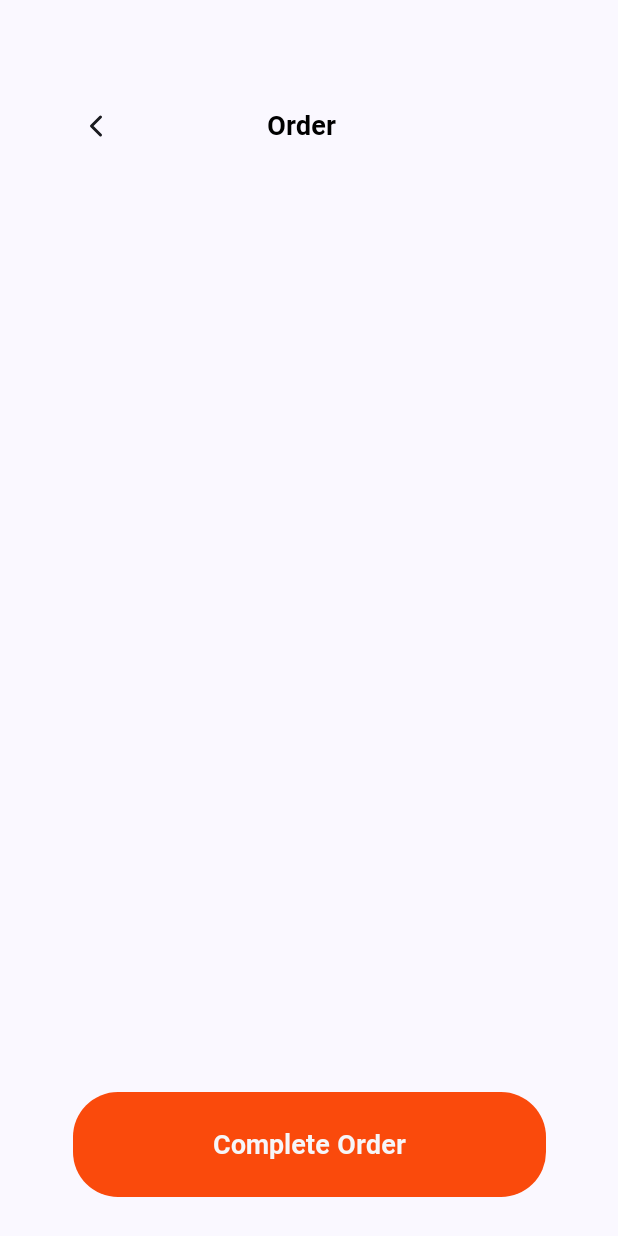
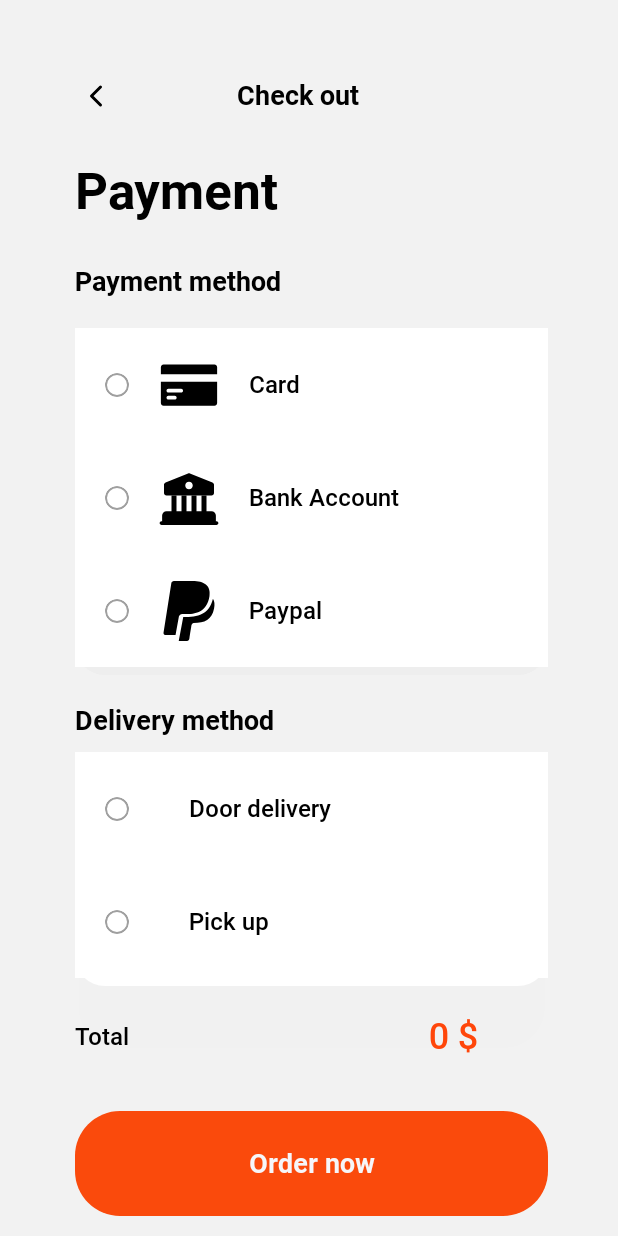
Before and after one commit to h4ckerzz/Fooddy, an Android app built with Jetpack Compose: the OderScreen screen opened through its navigation route, after a tap on "Complete Order", on a phone screen of 412 x 824 dp. Run offline under Robolectric (Android 15) with nearby library versions, the phone set to English and light mode, and no system bars.

Commit message:
add checkour screen

```diff
--- a/app/src/main/java/com/example/fooddy/FoodyApp.kt
+++ b/app/src/main/java/com/example/fooddy/FoodyApp.kt
@@ -5,6 +5,7 @@ import androidx.navigation.NavController
 import androidx.navigation.compose.NavHost
 import androidx.navigation.compose.composable
 import androidx.navigation.compose.rememberNavController
+import com.example.fooddy.screen.CheckOutScreen
 import com.example.fooddy.screen.FavouriteScreen
 import com.example.fooddy.screen.HomeScreen
 import com.example.fooddy.screen.LoginScreen
@@ -18,7 +19,8 @@ enum class FooddyScreen {
     HOME,
     FAVOURITE,
     PROFILE,
-    ORDER
+    ORDER,
+    CHECKOUT
 
 }
 @Composable
@@ -43,6 +45,9 @@ fun FooddyApp() {
         composable(FooddyScreen.ORDER.name) {
             OderScreen(navController = navController)
         }
+        composable(FooddyScreen.CHECKOUT.name) {
+            CheckOutScreen(navController = navController )
+        }
     }
 
 }
--- a/app/src/main/java/com/example/fooddy/data/LocalFoodDataProvider.kt
+++ b/app/src/main/java/com/example/fooddy/data/LocalFoodDataProvider.kt
@@ -5,39 +5,93 @@ import com.example.fooddy.model.Food
 
 object LocalFoodDataProvider {
     val defaultFood = getFoodData()[0]
-    fun getFoodData() : List<Food> {
+    fun getFoodData(): List<Food> {
         return listOf(
-            Food(imageResId = R.drawable.tomato, nameFoodId = R.string.veggie_tomato_mix, price = 5  ),
-            Food(imageResId = R.drawable.fried_chicken, nameFoodId = R.string.fried_chicken, price = 10 ),
-            Food(imageResId = R.drawable.fried_chicken, nameFoodId = R.string.fried_chicken, price = 10 ),
-            Food(imageResId = R.drawable.fried_chicken, nameFoodId = R.string.fried_chicken, price = 10 ),
-            Food(imageResId = R.drawable.fried_chicken, nameFoodId = R.string.fried_chicken, price = 10 ),
-            Food(imageResId = R.drawable.fried_chicken, nameFoodId = R.string.fried_chicken, price = 10 ),
-            Food(imageResId = R.drawable.fried_chicken, nameFoodId = R.string.fried_chicken, price = 10 ),
-            Food(imageResId = R.drawable.fried_chicken, nameFoodId = R.string.fried_chicken, price = 10 ),
-            Food(imageResId = R.drawable.fried_chicken, nameFoodId = R.string.fried_chicken, price = 10 ),
-            Food(imageResId = R.drawable.fried_chicken, nameFoodId = R.string.fried_chicken, price = 10 ),
+            Food(
+                imageResId = R.drawable.tomato,
+                nameFoodId = R.string.veggie_tomato_mix,
+                price = 5
+            ),
+            Food(
+                imageResId = R.drawable.fried_chicken,
+                nameFoodId = R.string.fried_chicken,
+                price = 10
+            ),
+            Food(
+                imageResId = R.drawable.fried_chicken,
+                nameFoodId = R.string.fried_chicken,
+                price = 10
+            ),
+            Food(
+                imageResId = R.drawable.fried_chicken,
+                nameFoodId = R.string.fried_chicken,
+                price = 10
+            ),
+            Food(
+                imageResId = R.drawable.fried_chicken,
+                nameFoodId = R.string.fried_chicken,
+                price = 10
+            ),
+            Food(
+                imageResId = R.drawable.fried_chicken,
+                nameFoodId = R.string.fried_chicken,
+                price = 10
+            ),
+            Food(
+                imageResId = R.drawable.fried_chicken,
+                nameFoodId = R.string.fried_chicken,
+                price = 10
+            ),
+            Food(
+                imageResId = R.drawable.fried_chicken,
+                nameFoodId = R.string.fried_chicken,
+                price = 10
+            ),
+            Food(
+                imageResId = R.drawable.fried_chicken,
+                nameFoodId = R.string.fried_chicken,
+                price = 10
+            ),
+            Food(
+                imageResId = R.drawable.fried_chicken,
+                nameFoodId = R.string.fried_chicken,
+                price = 10
+            ),
 
-        )
+            )
     }
-    fun getFavouriteFoodData() : List<Food> {
+
+    fun getFavouriteFoodData(): List<Food> {
         return favouriteList
     }
+
     val favouriteList = mutableListOf<Food>()
     fun addFoodToFavourite(food: Food) {
         favouriteList.add(food)
     }
+
     fun removeFoodFromFavourite(food: Food) {
         favouriteList.remove(food)
     }
-    fun getOderFoodData() : List<Food> {
+
+    fun getOderFoodData(): List<Food> {
         return OrderList
     }
-    val OrderList = mutableListOf<Food>()
+
+    val OrderList = favouriteList
     fun addFoodToOder(food: Food) {
         OrderList.add(food)
     }
+
     fun removeFoodFromOrder(food: Food) {
         OrderList.remove(food)
     }
+
+    fun totalPrice(): Int {
+        var total = 0
+        for (i in OrderList) {
+            total += i.price
+        }
+        return total
+    }
 }
--- a/app/src/main/java/com/example/fooddy/screen/CheckOutScreen.kt
+++ b/app/src/main/java/com/example/fooddy/screen/CheckOutScreen.kt
@@ -1,38 +1,52 @@
 package com.example.fooddy.screen
 
+import androidx.compose.foundation.background
 import androidx.compose.foundation.layout.Column
 import androidx.compose.foundation.layout.Row
 import androidx.compose.foundation.layout.Spacer
 import androidx.compose.foundation.layout.fillMaxSize
 import androidx.compose.foundation.layout.fillMaxWidth
+import androidx.compose.foundation.layout.height
 import androidx.compose.foundation.layout.padding
 import androidx.compose.foundation.layout.width
+import androidx.compose.foundation.shape.CircleShape
+import androidx.compose.foundation.shape.RoundedCornerShape
 import androidx.compose.material3.Icon
 import androidx.compose.material3.IconButton
 import androidx.compose.material3.Surface
 import androidx.compose.material3.Text
+import androidx.compose.material3.TextButton
 import androidx.compose.runtime.Composable
 import androidx.compose.ui.Alignment
 import androidx.compose.ui.Modifier
+import androidx.compose.ui.draw.shadow
+import androidx.compose.ui.graphics.Color
 import androidx.compose.ui.graphics.vector.ImageVector
 import androidx.compose.ui.res.stringResource
 import androidx.compose.ui.res.vectorResource
 import androidx.compose.ui.tooling.preview.Preview
 import androidx.compose.ui.unit.dp
+import androidx.navigation.NavController
+import androidx.navigation.compose.rememberNavController
 import com.example.fooddy.FooddyScreen
 import com.example.fooddy.R
+import com.example.fooddy.data.LocalFoodDataProvider
+import com.example.fooddy.model.Food
+import com.example.fooddy.ui.components.ClickableCircle
+import com.example.fooddy.ui.components.TextClickableCircle
 import com.example.fooddy.ui.theme.Typography
 
 
 @Composable
-fun CheckOutScreen() {
+fun CheckOutScreen(navController: NavController) {
+    val foodPrice: Int
     Column(
         modifier = Modifier.fillMaxSize(1f)
     ) {
         Row(
             verticalAlignment = Alignment.CenterVertically,
             modifier = Modifier
-                .padding(top = 60.dp)
+                .padding(top = 40.dp)
                 .fillMaxWidth(1f)
         ) {
             IconButton(
@@ -46,10 +60,87 @@ fun CheckOutScreen() {
             }
             Spacer(modifier = Modifier.width(70.dp))
             Text(
-                text = stringResource(id = R.string.title_favourite_screen),
+                text = stringResource(id = R.string.title_checkout_screen),
                 style = Typography.labelSmall
             )
         }
+        Spacer(modifier = Modifier.height(20.dp))
+        Text(text = "Payment", style = Typography.titleMedium, modifier = Modifier.padding(start = 50.dp))
+        Spacer(modifier = Modifier.height(30.dp))
+        Text(text = "Payment method", style = Typography.labelSmall, modifier = Modifier.padding(start = 50.dp))
+        Spacer(modifier = Modifier.height(20.dp))
+        Column(
+            modifier = Modifier
+                .padding(start = 50.dp)
+                .width(width = 315.dp)
+                .height(231.dp)
+                .background(color = Color(0xFFEEEEEE), shape = RoundedCornerShape(20.dp))
+        ) {
+            ClickableCircle(
+                vectorImaged = R.drawable.card_credit_credit_card_2_svgrepo_com,
+                contentDescription = "Card Credit Icon",
+                paymentId = R.string.payment_method_card
+            )
+            ClickableCircle(
+                vectorImaged = R.drawable.bank_svgrepo_com,
+                contentDescription = "Card Credit Icon",
+                paymentId = R.string.payment_method_Bank_account
+            )
+            ClickableCircle(
+                vectorImaged = R.drawable.paypal_140_svgrepo_com,
+                contentDescription = "Card Credit Icon",
+                paymentId = R.string.payment_method_PayPal
+            )
+        }
+        Spacer(modifier = Modifier.height(20.dp))
+        Text(text = "Delivery method", style = Typography.labelSmall, modifier = Modifier.padding(start = 50.dp))
+        Spacer(modifier = Modifier.height(10.dp))
+        Column(
+            modifier = Modifier
+                .padding(start = 50.dp)
+                .shadow(
+                    elevation = 40.dp,
+                    spotColor = Color(0x08000000),
+                    ambientColor = Color(0x08000000)
+                )
+                .width(315.dp)
+                .height(156.dp)
+                .background(color = Color(0xFFFFFFFF), shape = RoundedCornerShape(size = 20.dp))
+        ) {
+            TextClickableCircle(paymentId = R.string.door_delivery)
+            TextClickableCircle(paymentId = R.string.pick_up)
+        }
+        Spacer(modifier = Modifier.height(20.dp))
+        Row(
+            verticalAlignment = Alignment.CenterVertically,
+            modifier = Modifier.padding(start = 50.dp)
+        ) {
+            Text(text = "Total", style = Typography.headlineSmall)
+            Spacer(modifier = Modifier.width(200.dp))
+            Text(text = "${LocalFoodDataProvider.totalPrice()} $", style = Typography.displaySmall )
+        }
+        Spacer(modifier = Modifier.height(35.dp))
+        Row(
+            modifier = Modifier.fillMaxWidth(1f).padding(start = 50.dp)
+        ) {
+            TextButton(
+                onClick = {},
+                modifier = Modifier
+                    .width(315.dp)
+                    .height(70.dp)
+                    .background(
+                        color = Color(0xFFFA4A0C),
+                        shape = RoundedCornerShape(30.dp)
+                    )
+                    .fillMaxWidth(1f)
+            ) {
+                Text(
+                    text = "Order now",
+                    style = Typography.labelSmall.copy(color = Color(0xFFF6F6F9))
+                )
+            }
+        }
+
     }
 }
 
@@ -58,6 +149,6 @@ fun CheckOutScreen() {
 @Composable
 fun CheckOutScreenPreview() {
     Surface {
-    CheckOutScreen()
+    CheckOutScreen(navController = rememberNavController())
     }
 }
--- a/app/src/main/java/com/example/fooddy/screen/FavouriteScreen.kt
+++ b/app/src/main/java/com/example/fooddy/screen/FavouriteScreen.kt
@@ -82,8 +82,6 @@ fun FavouriteScreen(navController: NavController) {
                     Spacer(modifier = Modifier.height(24.dp))
                     RowFood(food = food)
                 }
-                RowFood(food = LocalFoodDataProvider.defaultFood)
-
             }
             Spacer(modifier = Modifier.height(70.dp))
             Row(
--- a/app/src/main/java/com/example/fooddy/screen/OderScreen.kt
+++ b/app/src/main/java/com/example/fooddy/screen/OderScreen.kt
@@ -39,7 +39,7 @@ import com.example.fooddy.ui.theme.Typography
 fun OderScreen(navController: NavController) {
     val verticalScroll = rememberScrollState()
     val heightBox = 102.dp
-    val foodList = LocalFoodDataProvider.favouriteList
+    val foodList = LocalFoodDataProvider.OrderList
     Surface(modifier = Modifier.background(Color(0xFFF5F5F8))) {
         Column(
             modifier = Modifier.fillMaxSize(1f)
@@ -78,7 +78,7 @@ fun OderScreen(navController: NavController) {
             }
             Spacer(modifier = Modifier.height(40.dp))
             TextButton(
-                onClick = { },
+                onClick = {navController.navigate(FooddyScreen.CHECKOUT.name)},
                 modifier = Modifier
                     .width(315.dp)
                     .height(70.dp)
--- /dev/null
+++ b/app/src/main/java/com/example/fooddy/ui/components/TextClickableCircle.kt
@@ -0,0 +1,78 @@
+package com.example.fooddy.ui.components
+
+import androidx.compose.foundation.background
+import androidx.compose.foundation.border
+import androidx.compose.foundation.layout.Box
+import androidx.compose.foundation.layout.Row
+import androidx.compose.foundation.layout.Spacer
+import androidx.compose.foundation.layout.fillMaxWidth
+import androidx.compose.foundation.layout.height
+import androidx.compose.foundation.layout.padding
+import androidx.compose.foundation.layout.size
+import androidx.compose.foundation.layout.width
+import androidx.compose.foundation.shape.CircleShape
+import androidx.compose.material3.IconButton
+import androidx.compose.material3.Text
+import androidx.compose.runtime.Composable
+import androidx.compose.runtime.getValue
+import androidx.compose.runtime.mutableStateOf
+import androidx.compose.runtime.remember
+import androidx.compose.runtime.setValue
+import androidx.compose.ui.Alignment
+import androidx.compose.ui.Modifier
+import androidx.compose.ui.draw.clip
+import androidx.compose.ui.graphics.Color
+import androidx.compose.ui.res.stringResource
+import androidx.compose.ui.tooling.preview.Preview
+import androidx.compose.ui.unit.dp
+import com.example.fooddy.R
+import com.example.fooddy.ui.theme.Typography
+
+@Composable
+fun TextClickableCircle(paymentId: Int) {
+    var isClicked by remember { mutableStateOf(false) }
+    val color = if (isClicked) Color(0xFFFA4A0C) else Color.White
+    IconButton(
+        onClick = {isClicked = !isClicked},
+        modifier = Modifier
+            .width(315.dp)
+            .height(75.dp)
+            .background(Color.White)
+
+    ) {
+        Row(
+            verticalAlignment = Alignment.CenterVertically,
+            modifier = Modifier
+                .fillMaxWidth()
+                .padding(start = 20.dp)
+        ) {
+            Box (
+                contentAlignment = Alignment.Center,
+                modifier = Modifier
+                    .size(16.dp)
+                    .clip(CircleShape)
+                    .border(width = 1.dp, color = Color(0xFF9F9F9F), shape = CircleShape)
+            ) {
+                Box(
+                    modifier = Modifier
+                        .size(7.dp)
+                        .clip(CircleShape)
+                        .background(color)
+                ) {
+
+                }
+            }
+            Spacer(modifier = Modifier.width(20.dp))
+            Spacer(modifier = Modifier.width(20.dp))
+            Text(text = stringResource(id = paymentId), style = Typography.headlineSmall)
+        }
+    }
+}
+
+
+
+@Preview
+@Composable
+fun PreviewTextClickableCircle() {
+    TextClickableCircle(R.string.payment_method_Bank_account)
+}
--- a/app/src/main/res/values/strings.xml
+++ b/app/src/main/res/values/strings.xml
@@ -6,9 +6,12 @@
     <string name="veggie_tomato_mix_price">10$</string>
     <string name="fried_chicken">Fried\n Chicken</string>
     <string name="title_favourite_screen">Favourite</string>
+    <string name="title_checkout_screen">Check out</string>
     <string name="title_order_screen">Order</string>
     <string name="title_profile_screen">My profile</string>
     <string name="payment_method_card">Card</string>
     <string name="payment_method_Bank_account">Bank Account</string>
     <string name="payment_method_PayPal">Paypal</string>"
+    <string name="door_delivery">Door delivery</string>"
+    <string name="pick_up">Pick up</string>"
 </resources>
```
